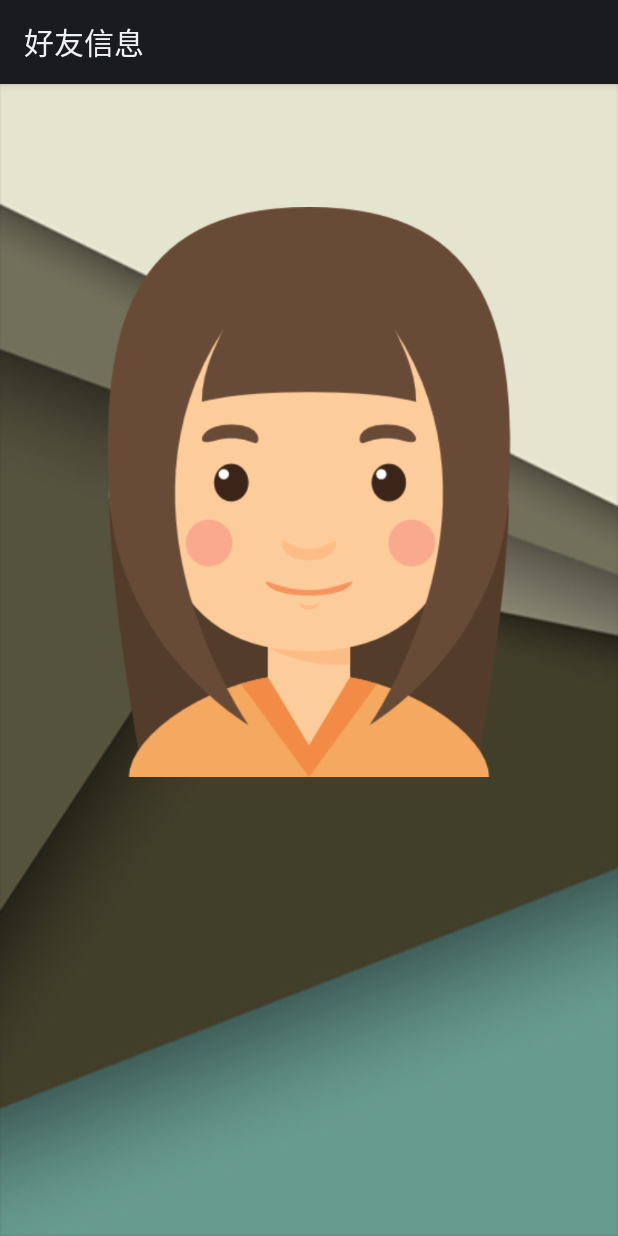
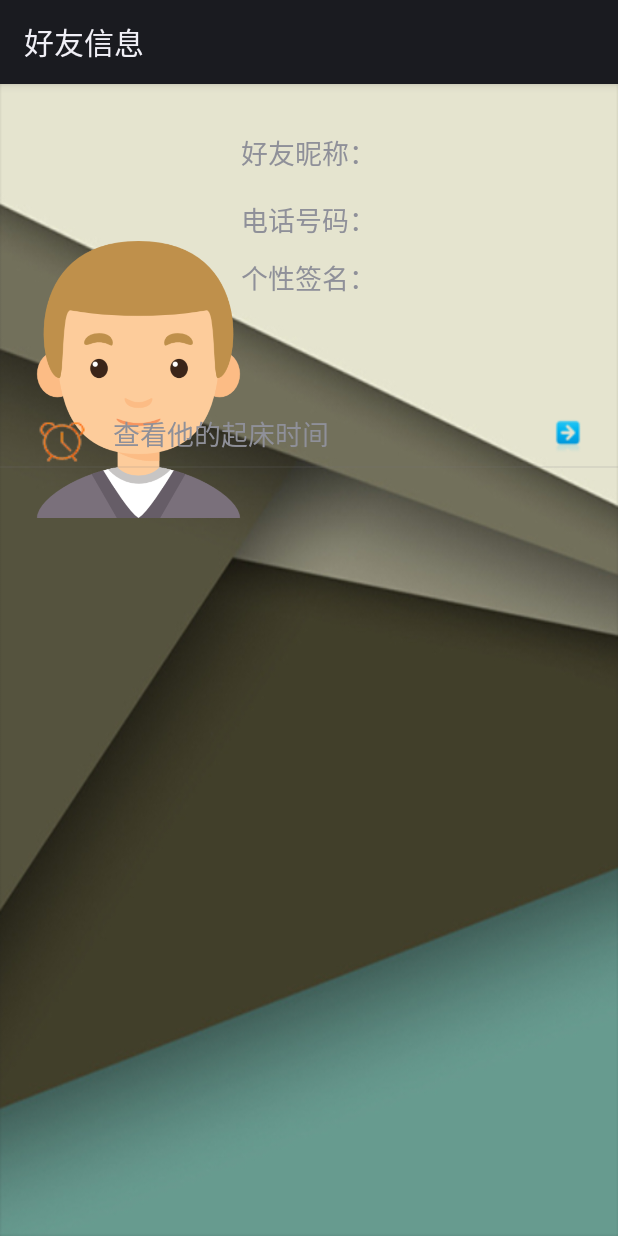
Before and after one commit to Maicius/Wake_client, an Android app: the FriendInfo screen opened directly, with no data from a screen before it, on a phone screen of 412 x 824 dp. Run offline under Robolectric (Android 15) with nearby library versions, the phone set to English and light mode, and no system bars.

Commit message:
Add show friend info function
show friend's basic information and can look through his get up time
history.

```diff
--- a/CRAZYCLOCK/app/src/main/java/com/maicius/wake/InterChange/FriendInfo.java
+++ b/CRAZYCLOCK/app/src/main/java/com/maicius/wake/InterChange/FriendInfo.java
@@ -3,22 +3,71 @@ package com.maicius.wake.InterChange;
 import android.app.Activity;
 import android.content.Intent;
 import android.os.Bundle;
+import android.view.View;
+import android.widget.AdapterView;
+import android.widget.ListView;
+import android.widget.SimpleAdapter;
+import android.widget.TextView;
 import android.widget.Toast;
 
 import com.maicius.wake.alarmClock.R;
 
+import java.util.ArrayList;
+import java.util.HashMap;
+import java.util.List;
+import java.util.Map;
+
 public class FriendInfo extends Activity {
-
+    private ListView listView;
+    private List<Map<String, Object>> listItems;
+    private String nickName;
+    private String phoneNum;
+    private String signature;
     @Override
     protected void onCreate(Bundle savedInstanceState) {
         super.onCreate(savedInstanceState);
         setContentView(R.layout.activity_friend_info);
 
+        //获取传来的数据
         Intent intent = getIntent();
-        String nickName = intent.getStringExtra("nickName");
-        String phoneNum = intent.getStringExtra("phoneNum");
-        String signature = intent.getStringExtra("signature");
+        nickName = intent.getStringExtra("nickName");
+        phoneNum = intent.getStringExtra("phoneNum");
+        signature = intent.getStringExtra("signature");
+        //Toast.makeText(FriendInfo.this, nickName + " " + phoneNum + " " + signature, Toast.LENGTH_SHORT).show();
+        //显示好友信息
+        TextView nickNameTextView = (TextView) findViewById(R.id.nickNameTextView);
+        TextView telNumTextView = (TextView) findViewById(R.id.telNumTextView);
+        TextView signatureTextView = (TextView) findViewById(R.id.signatureTextView);
+        nickNameTextView.setText(nickName);
+        telNumTextView.setText(phoneNum);
+        signatureTextView.setText(signature);
 
-        Toast.makeText(FriendInfo.this, nickName + " " + phoneNum + " " + signature, Toast.LENGTH_SHORT).show();
+        listItems = new ArrayList<Map<String, Object>>();
+        Map<String, Object> listItem = new HashMap<String, Object>();
+        listItem.put("icon", R.drawable.ic_clock_alarm_on);
+        listItem.put("operateName", "查看他的起床时间");
+        listItems.add(listItem);
+
+        //创建一个SimpleAdapter
+        SimpleAdapter simpleAdapter = new SimpleAdapter(this, listItems,
+                R.layout.item_operate_list_item,
+                new String[] {"icon", "operateName"},
+                new int[] {R.id.iconImageView, R.id.operateNameTextView});
+        listView = (ListView) findViewById(R.id.listView);
+        listView.setAdapter(simpleAdapter);
+        listView.setOnItemClickListener(new AdapterView.OnItemClickListener() {
+            @Override
+            public void onItemClick(AdapterView<?> adapterView, View view, int i, long l) {
+                if (i == 0)
+                {
+                    Intent intent = new Intent();
+                    intent.setClass(FriendInfo.this, GetUpHistory.class);
+                    Bundle bundle = new Bundle();
+                    bundle.putString("username", phoneNum);
+                    intent.putExtras(bundle);
+                    startActivity(intent);
+                }
+            }
+        });
     }
 }
--- a/CRAZYCLOCK/app/src/main/java/com/maicius/wake/InterChange/GetUpHistory.java
+++ b/CRAZYCLOCK/app/src/main/java/com/maicius/wake/InterChange/GetUpHistory.java
@@ -4,6 +4,7 @@ import android.app.Activity;
 import android.app.AlertDialog;
 import android.app.ProgressDialog;
 import android.content.DialogInterface;
+import android.content.Intent;
 import android.os.Bundle;
 import android.os.Handler;
 import android.util.Log;
@@ -24,11 +25,15 @@ public class GetUpHistory extends Activity {
     private ArrayList<HashMap<String, Object>> m_items = new ArrayList<HashMap<String, Object>>();
     private static Handler m_handler = new Handler();
     private ProgressDialog m_proDialog;
+    private String username;
 
     @Override
     protected void onCreate(Bundle savedInstanceState) {
         super.onCreate(savedInstanceState);
         setContentView(R.layout.activity_get_up_history);
+
+        Intent intent = getIntent();
+        username = intent.getStringExtra("username");
 
         mInitUI();
     }
@@ -71,7 +76,8 @@ public class GetUpHistory extends Activity {
     public class MyThread implements Runnable {
         @Override
         public void run() {
-            m_info = WebService.executeHttpGet(MainActivity.s_userName,WebService.State.GetTimeList);
+            //m_info = WebService.executeHttpGet(MainActivity.s_userName,WebService.State.GetTimeList);
+            m_info = WebService.executeHttpGet(username, WebService.State.GetTimeList);
             Log.v("sss", "login:" + m_info);
             m_handler.post(new Runnable() {
                 @Override
--- a/CRAZYCLOCK/app/src/main/java/com/maicius/wake/InterChange/UserSpace.java
+++ b/CRAZYCLOCK/app/src/main/java/com/maicius/wake/InterChange/UserSpace.java
@@ -43,7 +43,12 @@ public class UserSpace extends Activity {
         });
         image_getUpTime.setOnClickListener(new View.OnClickListener() {
             public void onClick(View v) {
-                startActivity(new Intent(UserSpace.this, GetUpHistory.class));
+                Intent intent = new Intent();
+                intent.setClass(UserSpace.this, GetUpHistory.class);
+                Bundle bundle = new Bundle();
+                bundle.putString("username", MainActivity.s_userName);
+                intent.putExtras(bundle);
+                startActivity(intent);
             }
         });
         image_exit.setOnClickListener(new View.OnClickListener() {
--- a/CRAZYCLOCK/app/src/main/res/layout/activity_friend_info.xml
+++ b/CRAZYCLOCK/app/src/main/res/layout/activity_friend_info.xml
@@ -4,19 +4,90 @@
     android:id="@+id/activity_friend_info"
     android:layout_width="match_parent"
     android:layout_height="match_parent"
-    android:paddingBottom="@dimen/activity_vertical_margin"
-    android:paddingLeft="@dimen/activity_horizontal_margin"
-    android:paddingRight="@dimen/activity_horizontal_margin"
-    android:paddingTop="@dimen/activity_vertical_margin"
     android:background="@drawable/ic_background"
     tools:context="com.maicius.wake.InterChange.FriendInfo">
 
     <ImageView
         android:layout_width="wrap_content"
         android:layout_height="wrap_content"
-        android:src="@drawable/ic_girl_headpic"
+        android:src="@drawable/ic_boy_headpic"
+        android:id="@+id/imageView5"
+        android:layout_marginRight="227dp"
+        android:layout_marginEnd="227dp"
+        android:layout_marginBottom="374dp"
+        android:layout_alignParentBottom="true"
+        android:layout_alignParentRight="true"
+        android:layout_alignParentEnd="true" />
+
+    <TextView
+        android:text="电话号码："
+        android:layout_width="wrap_content"
+        android:layout_height="wrap_content"
+        android:layout_below="@+id/textView4"
+        android:layout_alignLeft="@+id/textView4"
+        android:layout_alignStart="@+id/textView4"
+        android:layout_marginTop="17dp"
+        android:id="@+id/textView6"
+        android:textSize="18sp" />
+
+    <TextView
+        android:text="TextView"
+        android:layout_width="wrap_content"
+        android:layout_height="wrap_content"
+        android:layout_alignBottom="@+id/textView6"
+        android:layout_alignLeft="@+id/nickNameTextView"
+        android:layout_alignStart="@+id/nickNameTextView"
+        android:id="@+id/telNumTextView"
+        android:textSize="18sp" />
+
+    <TextView
+        android:text="TextView"
+        android:layout_width="wrap_content"
+        android:layout_height="wrap_content"
+        android:id="@+id/nickNameTextView"
+        android:textSize="18sp"
+        android:layout_alignBaseline="@+id/textView4"
+        android:layout_alignBottom="@+id/textView4"
+        android:layout_toRightOf="@+id/textView4"
+        android:layout_toEndOf="@+id/textView4" />
+
+    <TextView
+        android:text="个性签名："
+        android:layout_width="wrap_content"
+        android:layout_height="wrap_content"
+        android:layout_marginTop="11dp"
+        android:id="@+id/textView8"
+        android:textSize="18sp"
+        android:layout_below="@+id/textView6"
+        android:layout_alignLeft="@+id/textView6"
+        android:layout_alignStart="@+id/textView6" />
+
+    <TextView
+        android:text="TextView"
+        android:layout_width="wrap_content"
+        android:layout_height="wrap_content"
+        android:id="@+id/signatureTextView"
+        android:textSize="18sp"
+        android:layout_below="@+id/textView8"
+        android:layout_alignLeft="@+id/textView8"
+        android:layout_alignStart="@+id/textView8" />
+
+    <TextView
+        android:text="好友昵称："
+        android:layout_width="wrap_content"
+        android:layout_height="wrap_content"
+        android:id="@+id/textView4"
+        android:textSize="18sp"
+        android:layout_marginTop="32dp"
         android:layout_alignParentTop="true"
-        android:layout_alignParentLeft="true"
-        android:layout_alignParentStart="true"
-        android:id="@+id/imageView2" />
+        android:layout_centerHorizontal="true" />
+
+    <ListView
+        android:layout_width="match_parent"
+        android:layout_height="match_parent"
+        android:layout_below="@+id/textView8"
+        android:layout_marginTop="68dp"
+        android:layout_alignParentRight="true"
+        android:layout_alignParentEnd="true"
+        android:id="@+id/listView" />
 </RelativeLayout>
--- /dev/null
+++ b/CRAZYCLOCK/app/src/main/res/layout/item_operate_list_item.xml
@@ -0,0 +1,41 @@
+<?xml version="1.0" encoding="utf-8"?>
+<RelativeLayout xmlns:android="http://schemas.android.com/apk/res/android"
+    xmlns:app="http://schemas.android.com/apk/res-auto"
+    android:orientation="vertical" android:layout_width="match_parent"
+    android:layout_height="match_parent">
+
+    <ImageView
+        android:layout_width="wrap_content"
+        android:layout_height="wrap_content"
+        android:src="@drawable/ic_turnto"
+        android:id="@+id/imageView4"
+        android:layout_alignTop="@+id/iconImageView"
+        android:layout_alignParentRight="true"
+        android:layout_alignParentEnd="true"
+        android:layout_marginRight="21dp"
+        android:layout_marginEnd="21dp" />
+
+    <TextView
+        android:text="TextView"
+        android:layout_width="wrap_content"
+        android:layout_height="wrap_content"
+        android:layout_marginLeft="18dp"
+        android:layout_marginStart="18dp"
+        android:id="@+id/operateNameTextView"
+        android:textSize="18sp"
+        android:layout_alignBottom="@+id/imageView4"
+        android:layout_toRightOf="@+id/iconImageView"
+        android:layout_toEndOf="@+id/iconImageView" />
+
+    <ImageView
+        android:layout_width="wrap_content"
+        android:layout_height="wrap_content"
+        android:src="@drawable/ic_clock_alarm_on"
+        android:layout_marginLeft="25dp"
+        android:layout_marginStart="25dp"
+        android:id="@+id/iconImageView"
+        android:layout_alignParentTop="true"
+        android:layout_alignParentLeft="true"
+        android:layout_alignParentStart="true"
+        android:layout_marginTop="12dp" />
+</RelativeLayout>
```
Also changed, not shown: CRAZYCLOCK/app/src/main/java/com/maicius/wake/InterChange/FriendsList.java (+0 -22 lines), CRAZYCLOCK/app/src/main/res/drawable-mdpi/ic_turnto.png (added).
